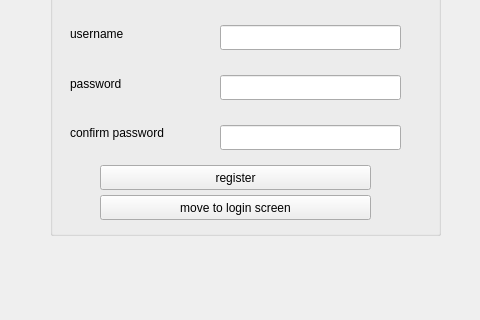
Before: the Qt Designer form TaskManager/registerscreen.ui in letuan279/LTM, drawn with Qt 5; both pictures show x 180 to 660 and y 105 to 425 of the 849 by 425 pixel window.
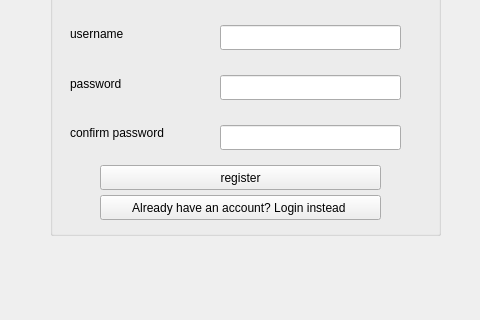
After: the same form once the commit is applied.

```diff
--- a/TaskManager/registerscreen.ui
+++ b/TaskManager/registerscreen.ui
@@ -56,7 +56,7 @@
      <rect>
       <x>50</x>
       <y>200</y>
-      <width>271</width>
+      <width>281</width>
       <height>25</height>
      </rect>
     </property>
@@ -69,12 +69,12 @@
      <rect>
       <x>50</x>
       <y>230</y>
-      <width>271</width>
+      <width>281</width>
       <height>25</height>
      </rect>
     </property>
     <property name="text">
-     <string>move to login screen</string>
+     <string>Already have an account? Login instead </string>
     </property>
    </widget>
    <widget class="QLineEdit" name="input_register_username">
```
